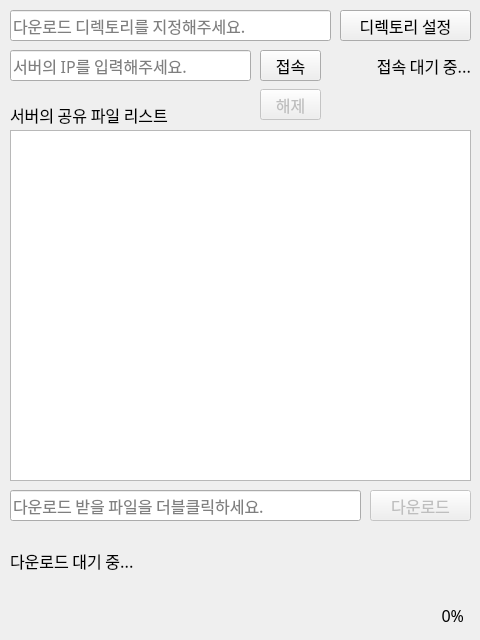
Above: Client/design.ui from IVIuho/Networt-DB-Project before the change. Below: the same form after it.
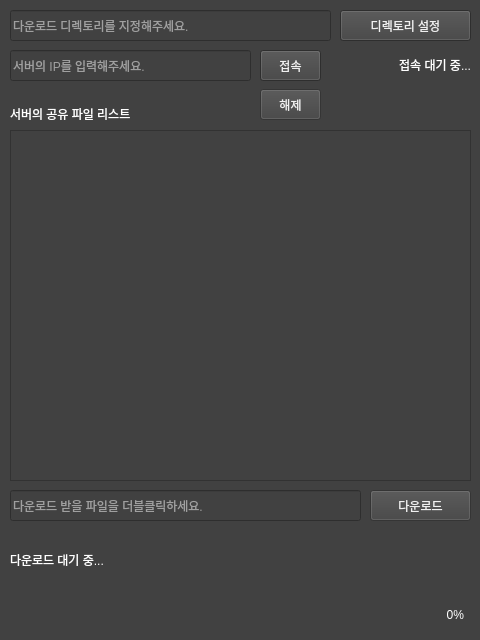
That is the form after the change.

Diff of the .ui file:
```diff
--- a/Client/design.ui
+++ b/Client/design.ui
@@ -31,6 +31,9 @@
   <property name="windowTitle">
    <string>파일 다운로더</string>
   </property>
+  <property name="styleSheet">
+   <string notr="true">background-color: rgb(65, 65, 65);</string>
+  </property>
   <property name="toolButtonStyle">
    <enum>Qt::ToolButtonIconOnly</enum>
   </property>
@@ -74,6 +77,9 @@
     <property name="focusPolicy">
      <enum>Qt::StrongFocus</enum>
     </property>
+    <property name="styleSheet">
+     <string notr="true">color: rgb(255, 255, 255);</string>
+    </property>
     <property name="inputMask">
      <string/>
     </property>
@@ -105,6 +111,9 @@
       <height>31</height>
      </rect>
     </property>
+    <property name="styleSheet">
+     <string notr="true">color: rgb(240, 240, 240);</string>
+    </property>
     <property name="text">
      <string>접속</string>
     </property>
@@ -122,11 +131,14 @@
      </rect>
     </property>
     <property name="text">
-     <string>접속 대기 중...</string>
+     <string>&lt;html&gt;&lt;head/&gt;&lt;body&gt;&lt;p&gt;&lt;span style=&quot; color:#ffffff;&quot;&gt;접속 대기 중...&lt;/span&gt;&lt;/p&gt;&lt;/body&gt;&lt;/html&gt;</string>
     </property>
     <property name="alignment">
      <set>Qt::AlignRight|Qt::AlignTrailing|Qt::AlignVCenter</set>
     </property>
+    <property name="wordWrap">
+     <bool>false</bool>
+    </property>
    </widget>
    <widget class="QPushButton" name="btn_download">
     <property name="enabled">
@@ -140,6 +152,9 @@
       <height>31</height>
      </rect>
     </property>
+    <property name="styleSheet">
+     <string notr="true">color: rgb(240, 240, 240);</string>
+    </property>
     <property name="text">
      <string>다운로드</string>
     </property>
@@ -169,7 +184,7 @@
      <enum>Qt::LeftToRight</enum>
     </property>
     <property name="text">
-     <string>다운로드 대기 중...</string>
+     <string>&lt;html&gt;&lt;head/&gt;&lt;body&gt;&lt;p&gt;&lt;span style=&quot; color:#ffffff;&quot;&gt;다운로드 대기 중...&lt;/span&gt;&lt;/p&gt;&lt;/body&gt;&lt;/html&gt;</string>
     </property>
     <property name="wordWrap">
      <bool>true</bool>
@@ -187,6 +202,9 @@
     <property name="focusPolicy">
      <enum>Qt::NoFocus</enum>
     </property>
+    <property name="styleSheet">
+     <string notr="true">color: rgb(255, 255, 255);</string>
+    </property>
     <property name="readOnly">
      <bool>true</bool>
     </property>
@@ -203,6 +221,9 @@
       <height>31</height>
      </rect>
     </property>
+    <property name="styleSheet">
+     <string notr="true">color: rgb(255, 255, 255);</string>
+    </property>
     <property name="readOnly">
      <bool>true</bool>
     </property>
@@ -219,6 +240,9 @@
       <height>31</height>
      </rect>
     </property>
+    <property name="styleSheet">
+     <string notr="true">color: rgb(240, 240, 240);</string>
+    </property>
     <property name="text">
      <string>디렉토리 설정</string>
     </property>
@@ -261,7 +285,7 @@
      </rect>
     </property>
     <property name="text">
-     <string>서버의 공유 파일 리스트</string>
+     <string>&lt;html&gt;&lt;head/&gt;&lt;body&gt;&lt;p&gt;&lt;span style=&quot; color:#ffffff;&quot;&gt;서버의 공유 파일 리스트&lt;/span&gt;&lt;/p&gt;&lt;/body&gt;&lt;/html&gt;</string>
     </property>
    </widget>
    <widget class="QPushButton" name="btn_disconnect">
@@ -276,6 +300,9 @@
       <height>31</height>
      </rect>
     </property>
+    <property name="styleSheet">
+     <string notr="true">color: rgb(240, 240, 240);</string>
+    </property>
     <property name="text">
      <string>해제</string>
     </property>
@@ -293,7 +320,7 @@
      </rect>
     </property>
     <property name="text">
-     <string>0%</string>
+     <string>&lt;html&gt;&lt;head/&gt;&lt;body&gt;&lt;p&gt;&lt;span style=&quot; color:#ffffff;&quot;&gt;0%&lt;/span&gt;&lt;/p&gt;&lt;/body&gt;&lt;/html&gt;</string>
     </property>
     <property name="alignment">
      <set>Qt::AlignRight|Qt::AlignTrailing|Qt::AlignVCenter</set>
```
